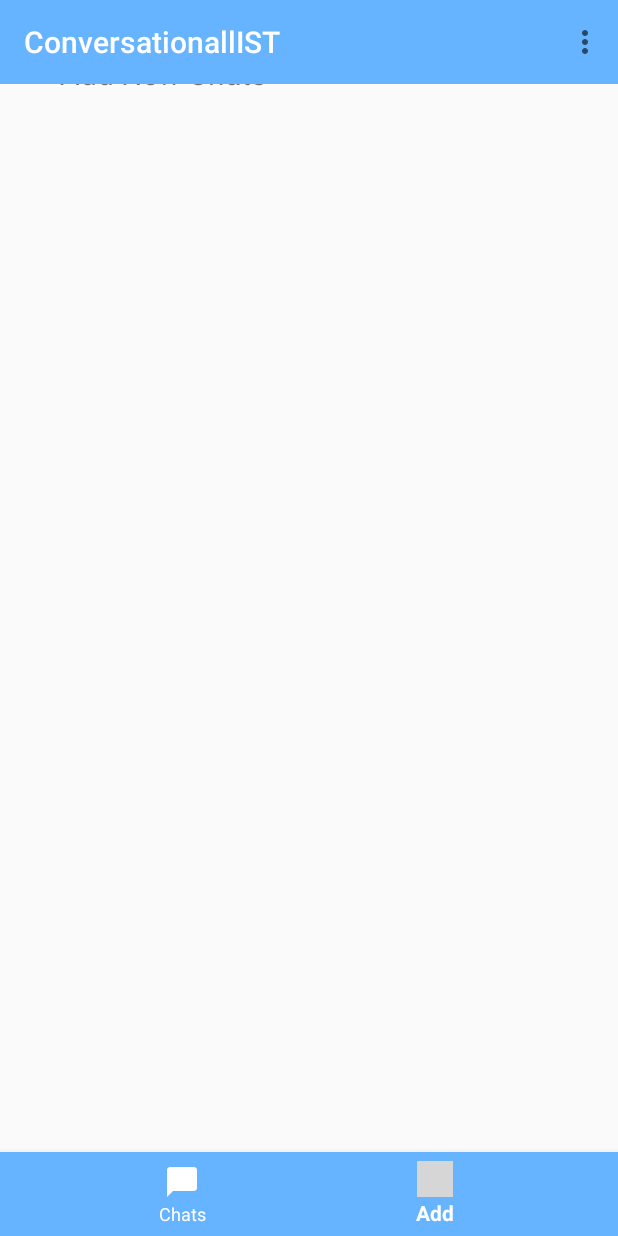
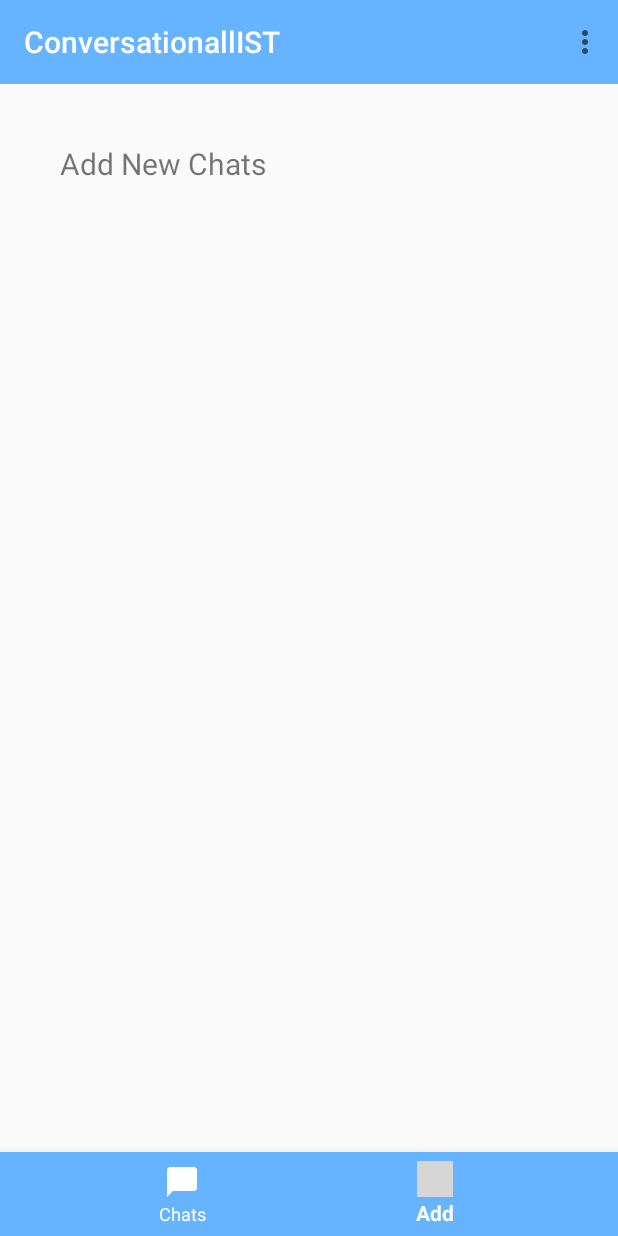
Before and after one commit to DannyIsYog/CMovProject, an Android app: the ChatPage screen opened directly, with no data from a screen before it, item 2 of the bottom bar chosen, on a phone screen of 412 x 824 dp. Run offline under Robolectric (Android 15) with nearby library versions, the light colour scheme and no system bars; grey boxes are pictures that could not be loaded.

```diff
--- a/app/src/main/res/layout/activity_chat_page.xml
+++ b/app/src/main/res/layout/activity_chat_page.xml
@@ -4,18 +4,6 @@
     xmlns:tools="http://schemas.android.com/tools"
     android:layout_width="match_parent"
     android:layout_height="match_parent">
-
-    <FrameLayout
-        android:id="@+id/frameLayout"
-        android:layout_width="match_parent"
-        android:layout_height="match_parent"
-        app:layout_constraintBottom_toTopOf="@id/bottomNav"
-        app:layout_constraintTop_toTopOf="@id/topNav"
-        app:layout_constraintEnd_toEndOf="parent"
-        app:layout_constraintStart_toStartOf="parent">
-
-    </FrameLayout>
-
 
     <com.google.android.material.bottomnavigation.BottomNavigationView
         android:id="@+id/bottomNav"
@@ -30,6 +18,17 @@
         app:menu="@menu/bottom_nav_menu">
 
     </com.google.android.material.bottomnavigation.BottomNavigationView>
+
+    <FrameLayout
+        android:id="@+id/frameLayout"
+        android:layout_width="match_parent"
+        android:layout_height="match_parent"
+        android:layout_marginTop="60dp"
+        app:layout_constraintBottom_toTopOf="@id/bottomNav"
+        app:layout_constraintEnd_toEndOf="parent"
+        app:layout_constraintStart_toStartOf="parent">
+
+    </FrameLayout>
 
     <com.google.android.material.appbar.AppBarLayout
         android:layout_width="match_parent"
```
Also changed, not shown: app/src/main/res/layout/fragment_chat.xml (+36 -11 lines).
